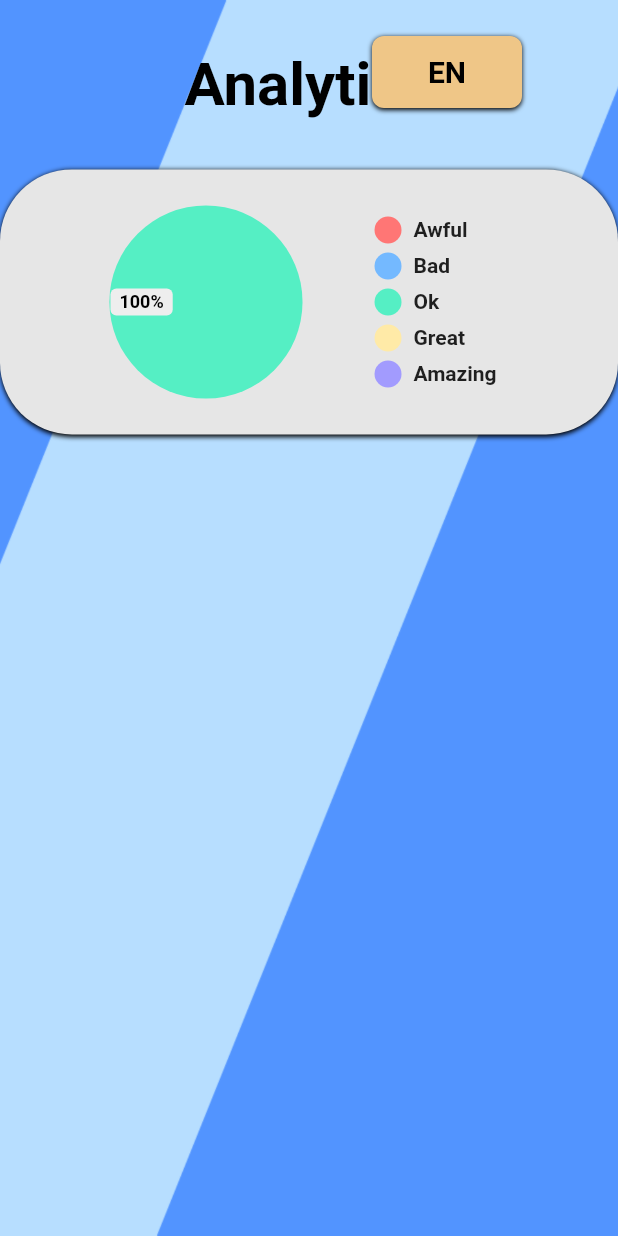
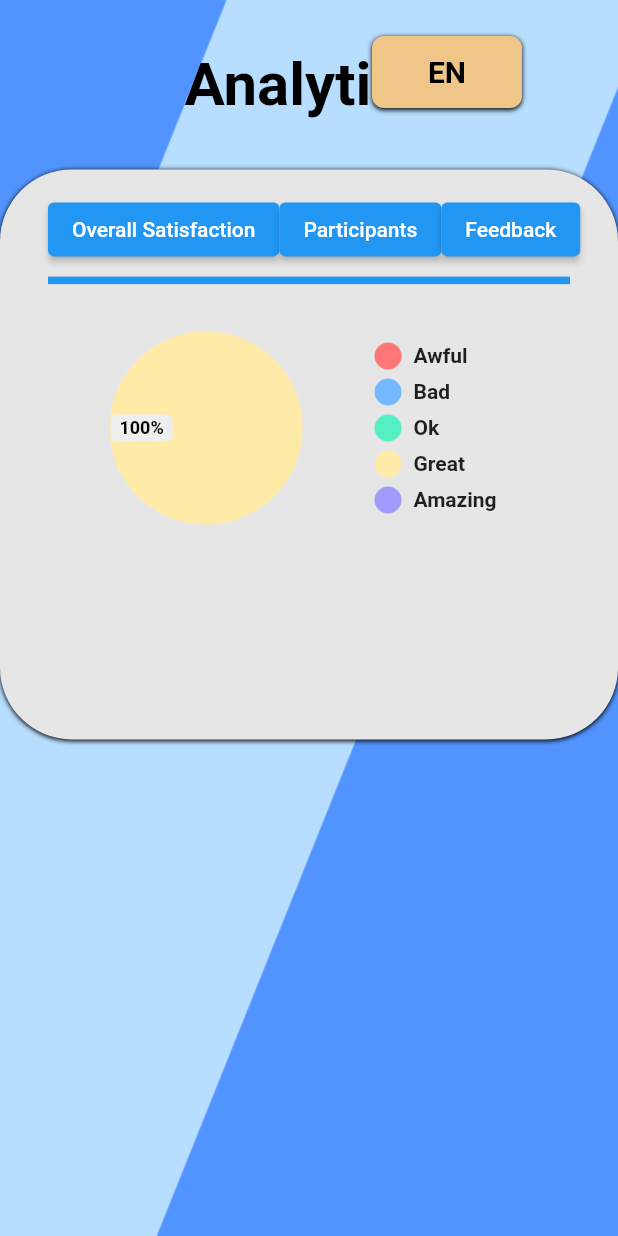
Before and after one commit to trubby22/rivia-frontend, a Flutter app: the PieChartSummary screen opened by its route, on a phone screen of 412 x 824 dp. Run offline on Flutter 3.47's test engine with Material 2 defaults, Android fonts, the phone set to English and light mode, and no system bars; drawn by our look-alikes of pie_chart; our stand-ins replace dartz, fluttertoast, shared_preferences; missing offline and left inert: crypt, dart:html; accounts and stored records are empty.

Commit message:
[psb120] (feature) Introduced an IndexedStack for "Overall Satisfaction", "Participants" and "Feedback" pages for easy switching between them

```diff
--- a/lib/constants/test_data.dart
+++ b/lib/constants/test_data.dart
@@ -55,7 +55,13 @@ Meeting testMeeting2 = Meeting(
   startTime: DateTime(2022, 6, 14, 8),
   organiserId: "5",
   endTime: DateTime(2022, 6, 14, 11),
-  feedback: ['CEO should be fired'],
+  feedback: [
+    'CEO should be fired',
+    'Excellent',
+    'Great',
+    'Too long',
+    'No one was prepared',
+  ],
   participants: [
     TaggedParticipant(
       participant: Participant(
--- a/lib/main.dart
+++ b/lib/main.dart
@@ -57,7 +57,8 @@ class _MyAppState extends State<MyApp> {
         RouteNames.dashboardUnassigned: (_) => DashboardUnassigned(),
         RouteNames.dashboardAssigned: (_) => DashboardAssigned(),
         RouteNames.login: (_) => Login(),
-        RouteNames.pieChartSummary: (_) => PieChartSummary(meeting: testMeeting),
+        RouteNames.pieChartSummary: (_) =>
+            PieChartSummary(meeting: testMeeting2),
       },
       onGenerateRoute: (routeSettings) {
         assert(routeSettings.name != null);
--- a/lib/routes/pie_chart_summary.dart
+++ b/lib/routes/pie_chart_summary.dart
@@ -18,10 +18,13 @@ class PieChartSummary extends StatefulWidget {
 }
 
 class _PieChartSummaryState extends State<PieChartSummary> {
+  int _selectedIndex = 0;
+
   Widget foregroundBuilder(BuildContext context) {
     final height = MediaQuery.of(context).size.height;
     final width = MediaQuery.of(context).size.width;
     Map<String, double> dataMap = binQualityReviews(widget.meeting);
+    final List<String> feedback = widget.meeting.feedback;
 
     return ListView(
       children: [
@@ -46,13 +49,79 @@ class _PieChartSummaryState extends State<PieChartSummary> {
             borderRadius: BorderRadius.all(Radius.circular(48.0)),
             boxShadow: [BoxShadow(offset: Offset(0, 1), blurRadius: 2.0)],
           ),
-          child: PieChart(
+          child: Column(
+            children: [
+              Row(
+                mainAxisAlignment: MainAxisAlignment.center,
+                children: [
+                  ElevatedButton(
+                      onPressed: () {
+                        setState(() {
+                          _selectedIndex = 0;
+                        });
+                      },
+                      child: Text('Overall Satisfaction')),
+                  ElevatedButton(
+                      onPressed: () {
+                        setState(() {
+                          _selectedIndex = 1;
+                        });
+                      },
+                      child: Text('Participants')),
+                  ElevatedButton(
+                      onPressed: () {
+                        setState(() {
+                          _selectedIndex = 2;
+                        });
+                      },
+                      child: Text('Feedback')),
+                ],
+              ),
+              Divider(
+                height: 20,
+                thickness: 5,
+                color: Colors.blue,
+              ),
+              Padding(
+                padding: const EdgeInsets.only(top: 16.0),
+                child: IndexedStack(
+                  index: _selectedIndex,
+                  children: [
+                    PieChart(
                       dataMap: dataMap,
                       chartRadius: MediaQuery.of(context).size.width / 3.2,
                       chartValuesOptions: ChartValuesOptions(
                         showChartValuesInPercentage: true,
                         decimalPlaces: 0,
                       ),
+                    ),
+                    Container(),
+                    Center(
+                      child: Container(
+                        // color: Colors.lightBlue,
+                        decoration: const BoxDecoration(
+                          color: Colors.lightBlue,
+                          borderRadius: BorderRadius.all(Radius.circular(48.0)),
+                        ),
+                        child: Padding(
+                          padding: const EdgeInsets.all(32.0),
+                          child: Column(
+                            children: List.generate(feedback.length, (index) {
+                              return Card(
+                                child: Padding(
+                                  padding: const EdgeInsets.all(8.0),
+                                  child: Text(feedback[index]),
+                                ),
+                              );
+                            }),
+                          ),
+                        ),
+                      ),
+                    ),
+                  ],
+                ),
+              ),
+            ],
           ),
         ),
       ],
```
Lines whose indentation alone changed are shown as unchanged.
